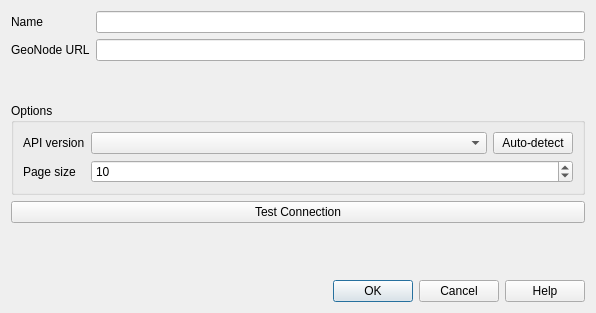
GeoNode/QGISGeoNodePlugin, file src/qgis_geonode/ui/connection_dialog.ui: the form before one commit.
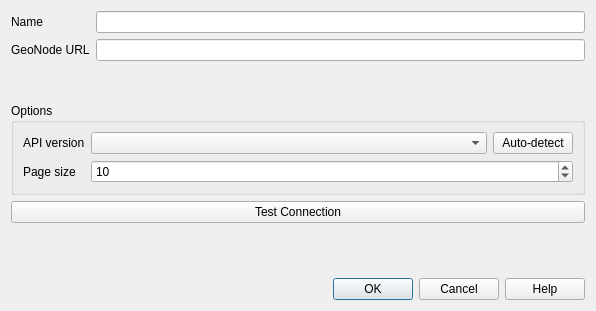
The form after the commit. Custom widgets are drawn as their Qt base class.

Commit message: unmoving UI components when adding the test progress bar

Patch:
```diff
--- a/src/qgis_geonode/ui/connection_dialog.ui
+++ b/src/qgis_geonode/ui/connection_dialog.ui
@@ -7,7 +7,7 @@
     <x>0</x>
     <y>0</y>
     <width>596</width>
-    <height>313</height>
+    <height>311</height>
    </rect>
   </property>
   <property name="windowTitle">
@@ -27,7 +27,7 @@
      </property>
     </spacer>
    </item>
-   <item row="7" column="0">
+   <item row="6" column="0">
     <widget class="QDialogButtonBox" name="buttonBox">
      <property name="orientation">
       <enum>Qt::Horizontal</enum>
```
Left out of the diff: 98 changed lines with no effect on the pictures. The commit also changes 1 other file.
